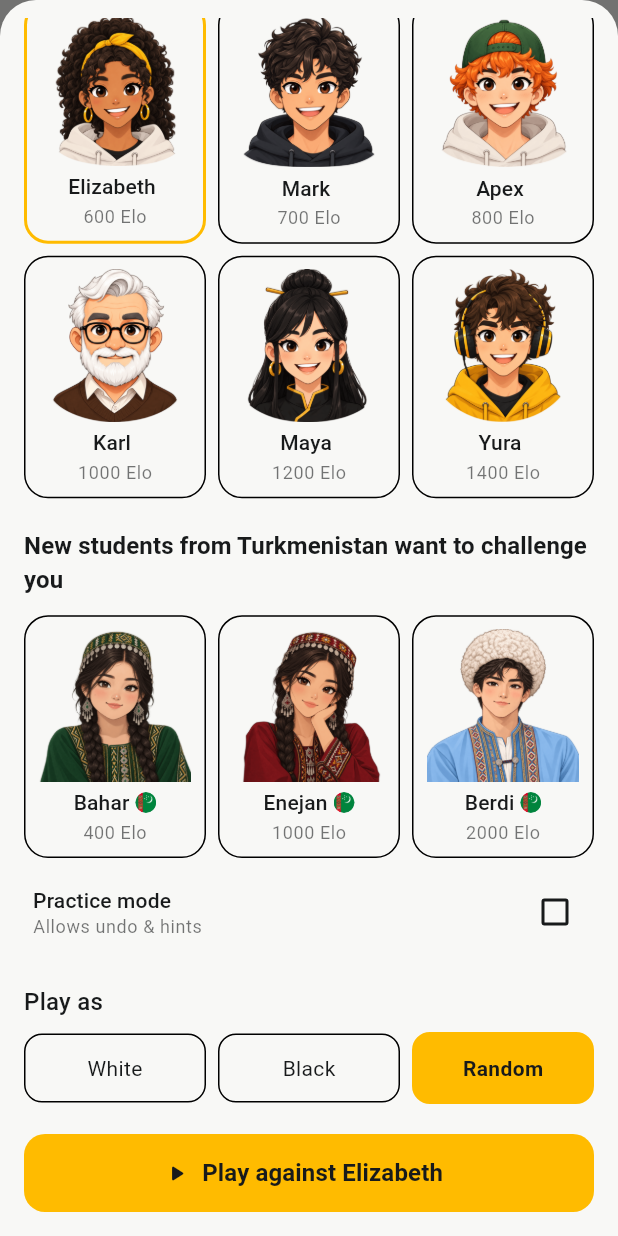
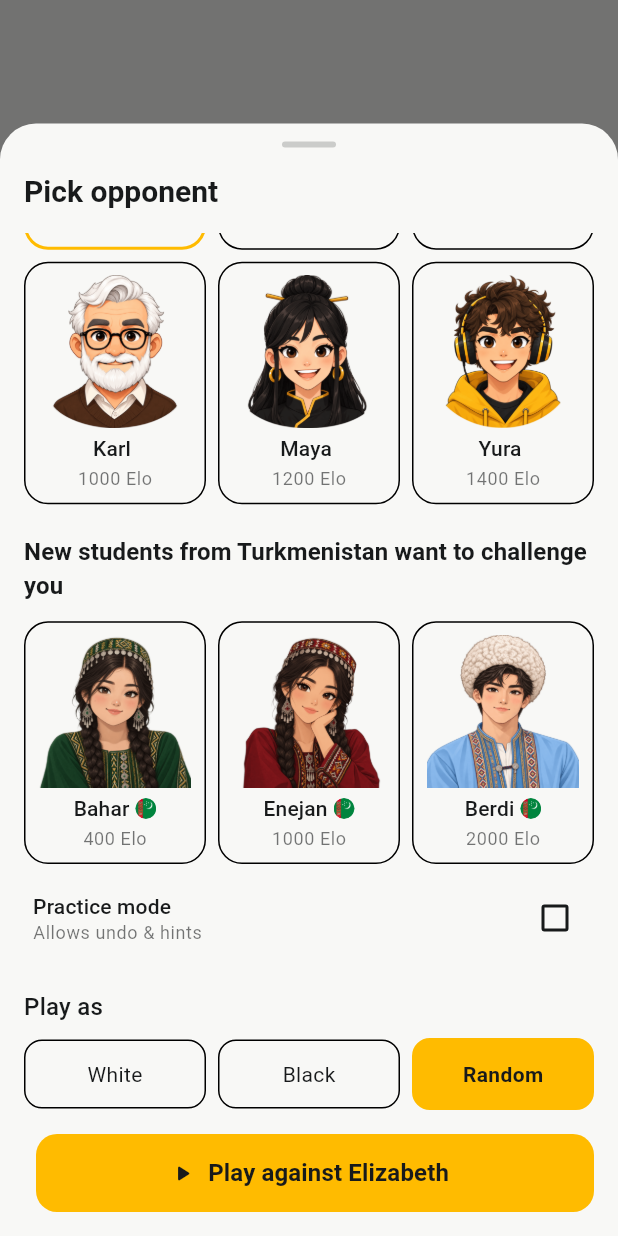
Before and after one commit to Shapak-Apps/kust, a Flutter app: what show() shows on an empty page, opened directly with empty values, after a tap on "Elizabeth", on a phone screen of 412 x 824 dp. Run offline on Flutter 3.47's test engine with Material 3 defaults, Android fonts, the light colour scheme and no system bars; our stand-ins replace audioplayers, flutter_riverpod, flutter_svg, go_router, shared_preferences; missing offline and left inert: dartchess, stockfish; accounts and stored records are empty.

Commit message:
Update pick_opponent_modal.dart

```diff
--- a/lib/features/play/pick_opponent_modal.dart
+++ b/lib/features/play/pick_opponent_modal.dart
@@ -30,9 +30,15 @@ class PickOpponentModal extends StatefulWidget {
     return showModalBottomSheet(
       context: context,
       isScrollControlled: true,
+      useSafeArea: true,
       backgroundColor: Colors.transparent,
       builder: (context) {
-        return PickOpponentModal(onPlay: onPlay);
+        final double targetHeight = MediaQuery.of(context).size.height * 0.90;
+
+        return SizedBox(
+          height: targetHeight,
+          child: PickOpponentModal(onPlay: onPlay),
+        );
       },
     );
   }
@@ -91,7 +97,6 @@ class _PickOpponentModalState extends State<PickOpponentModal> {
       selectedIndex = index;
     });
 
-    // Auto scroll down to show options and the Play button after selecting
     WidgetsBinding.instance.addPostFrameCallback((_) {
       if (_scrollController.hasClients) {
         _scrollController.animateTo(
@@ -107,17 +112,13 @@ class _PickOpponentModalState extends State<PickOpponentModal> {
   Widget build(BuildContext context) {
     final theme = Theme.of(context);
 
-    return SafeArea(
-      child: Container(
+    return Container(
       decoration: BoxDecoration(
         color: theme.scaffoldBackgroundColor,
         borderRadius: const BorderRadius.vertical(top: Radius.circular(24)),
       ),
       padding: const EdgeInsets.fromLTRB(16, 12, 16, 16),
-        child: SingleChildScrollView(
-          controller: _scrollController,
       child: Column(
-            mainAxisSize: MainAxisSize.min,
         children: [
           Container(
             width: 36,
@@ -138,14 +139,19 @@ class _PickOpponentModalState extends State<PickOpponentModal> {
               ),
             ),
           ),
-
           const SizedBox(height: 16),
 
+          Expanded(
+            child: SingleChildScrollView(
+              controller: _scrollController,
+              child: Column(
+                children: [
                   GridView.builder(
                     shrinkWrap: true,
                     physics: const NeverScrollableScrollPhysics(),
                     itemCount: internationalBots.length,
-                gridDelegate: const SliverGridDelegateWithFixedCrossAxisCount(
+                    gridDelegate:
+                        const SliverGridDelegateWithFixedCrossAxisCount(
                           crossAxisCount: 3,
                           crossAxisSpacing: 8,
                           mainAxisSpacing: 8,
@@ -160,9 +166,7 @@ class _PickOpponentModalState extends State<PickOpponentModal> {
                       );
                     },
                   ),
-
                   const SizedBox(height: 20),
-
                   Align(
                     alignment: Alignment.centerLeft,
                     child: Text(
@@ -173,14 +177,13 @@ class _PickOpponentModalState extends State<PickOpponentModal> {
                       ),
                     ),
                   ),
-
                   const SizedBox(height: 12),
-
                   GridView.builder(
                     shrinkWrap: true,
                     physics: const NeverScrollableScrollPhysics(),
                     itemCount: tkmBots.length,
-                gridDelegate: const SliverGridDelegateWithFixedCrossAxisCount(
+                    gridDelegate:
+                        const SliverGridDelegateWithFixedCrossAxisCount(
                           crossAxisCount: 3,
                           crossAxisSpacing: 8,
                           mainAxisSpacing: 8,
@@ -196,14 +199,12 @@ class _PickOpponentModalState extends State<PickOpponentModal> {
                       );
                     },
                   ),
-
                   const SizedBox(height: 12),
                   PracticeModeCheckbox(
                     value: practiceMode,
                     onChanged: (v) => setState(() => practiceMode = v),
                   ),
                   const SizedBox(height: 24),
-
                   Align(
                     alignment: Alignment.centerLeft,
                     child: Text('Play as', style: theme.textTheme.titleMedium),
@@ -230,11 +231,15 @@ class _PickOpponentModalState extends State<PickOpponentModal> {
                       ),
                     ],
                   ),
+                  const SizedBox(height: 16),
+                ],
+              ),
+            ),
+          ),
 
-              const SizedBox(height: 20),
-
-              // Remade Play Button with enhanced UI state
-              SizedBox(
+          Padding(
+            padding: const EdgeInsets.fromLTRB(8, 0, 0, 0),
+            child: SizedBox(
               width: double.infinity,
               height: 52,
               child: FilledButton.icon(
@@ -266,9 +271,8 @@ class _PickOpponentModalState extends State<PickOpponentModal> {
                 ),
               ),
             ),
+          ),
         ],
-          ),
-        ),
       ),
     );
   }
```
Lines whose indentation alone changed are shown as unchanged.
